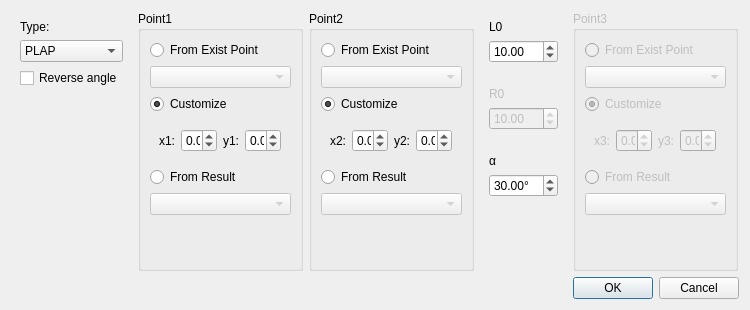
Before: the Qt Designer form core/panel/run_Triangle_Solver_edit.ui in KmolYuan/Pyslvs-UI, drawn with Qt 5.
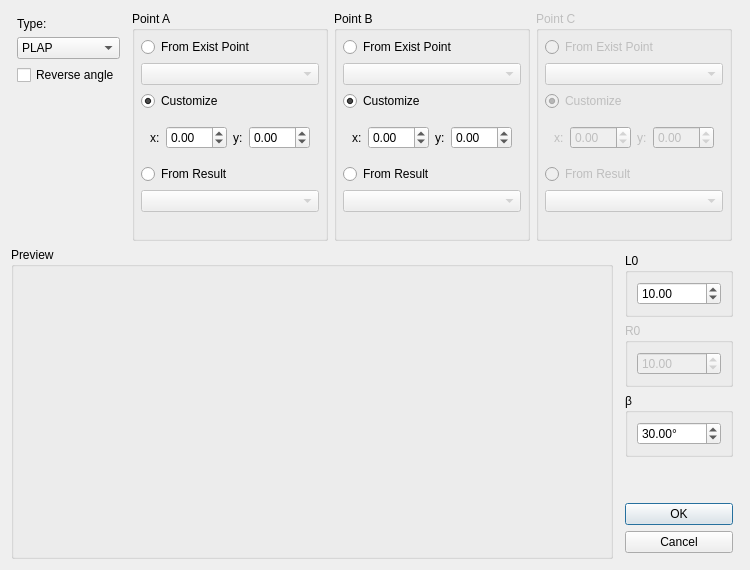
After: the same form once the commit is applied. Icons and pictures are not drawn.

Commit message: TC preview picture.

```diff
--- a/core/panel/run_Triangle_Solver_edit.ui
+++ b/core/panel/run_Triangle_Solver_edit.ui
@@ -7,19 +7,19 @@
     <x>0</x>
     <y>0</y>
     <width>750</width>
-    <height>310</height>
+    <height>570</height>
    </rect>
   </property>
   <property name="minimumSize">
    <size>
     <width>750</width>
-    <height>310</height>
+    <height>570</height>
    </size>
   </property>
   <property name="maximumSize">
    <size>
-    <width>932</width>
-    <height>310</height>
+    <width>971</width>
+    <height>570</height>
    </size>
   </property>
   <property name="windowTitle">
@@ -32,12 +32,27 @@
   <property name="modal">
    <bool>true</bool>
   </property>
-  <layout class="QVBoxLayout" name="verticalLayout_9">
+  <layout class="QVBoxLayout" name="verticalLayout_10">
    <item>
     <layout class="QHBoxLayout" name="horizontalLayout_3">
      <item>
       <widget class="QWidget" name="typePanel" native="true">
        <layout class="QVBoxLayout" name="verticalLayout_3">
+        <property name="spacing">
+         <number>6</number>
+        </property>
+        <property name="leftMargin">
+         <number>6</number>
+        </property>
+        <property name="topMargin">
+         <number>6</number>
+        </property>
+        <property name="rightMargin">
+         <number>6</number>
+        </property>
+        <property name="bottomMargin">
+         <number>6</number>
+        </property>
         <item>
          <widget class="QLabel" name="label_8">
           <property name="text">
@@ -90,9 +105,24 @@
      <item>
       <widget class="QGroupBox" name="p1Panel">
        <property name="title">
-        <string>Point1</string>
+        <string>Point A</string>
        </property>
        <layout class="QVBoxLayout" name="verticalLayout_2">
+        <property name="spacing">
+         <number>6</number>
+        </property>
+        <property name="leftMargin">
+         <number>6</number>
+        </property>
+        <property name="topMargin">
+         <number>6</number>
+        </property>
+        <property name="rightMargin">
+         <number>6</number>
+        </property>
+        <property name="bottomMargin">
+         <number>6</number>
+        </property>
         <item>
          <widget class="QRadioButton" name="p1Exist">
           <property name="text">
@@ -123,7 +153,7 @@
            <item>
             <widget class="QLabel" name="label_6">
              <property name="text">
-              <string>x1:</string>
+              <string>x:</string>
              </property>
             </widget>
            </item>
@@ -137,7 +167,7 @@
            <item>
             <widget class="QLabel" name="label_7">
              <property name="text">
-              <string>y1:</string>
+              <string>y:</string>
              </property>
             </widget>
            </item>
@@ -184,9 +214,24 @@
      <item>
       <widget class="QGroupBox" name="p2Panel">
        <property name="title">
-        <string>Point2</string>
+        <string>Point B</string>
        </property>
        <layout class="QVBoxLayout" name="verticalLayout_6">
+        <property name="spacing">
+         <number>6</number>
+        </property>
+        <property name="leftMargin">
+         <number>6</number>
+        </property>
+        <property name="topMargin">
+         <number>6</number>
+        </property>
+        <property name="rightMargin">
+         <number>6</number>
+        </property>
+        <property name="bottomMargin">
+         <number>6</number>
+        </property>
         <item>
          <widget class="QRadioButton" name="p2Exist">
           <property name="text">
@@ -217,7 +262,7 @@
            <item>
             <widget class="QLabel" name="label_10">
              <property name="text">
-              <string>x2:</string>
+              <string>x:</string>
              </property>
             </widget>
            </item>
@@ -231,7 +276,7 @@
            <item>
             <widget class="QLabel" name="label_11">
              <property name="text">
-              <string>y2:</string>
+              <string>y:</string>
              </property>
             </widget>
            </item>
@@ -275,107 +320,30 @@
        </layout>
       </widget>
      </item>
-     <item>
-      <layout class="QVBoxLayout" name="verticalLayout_7">
-       <item>
-        <widget class="QWidget" name="len1Panel" native="true">
-         <layout class="QVBoxLayout" name="verticalLayout">
-          <item>
-           <widget class="QLabel" name="label_2">
-            <property name="text">
-             <string>L0</string>
-            </property>
-           </widget>
-          </item>
-          <item>
-           <widget class="QDoubleSpinBox" name="len1">
-            <property name="minimum">
-             <double>0.010000000000000</double>
-            </property>
-            <property name="value">
-             <double>10.000000000000000</double>
-            </property>
-           </widget>
-          </item>
-         </layout>
-        </widget>
-       </item>
-       <item>
-        <widget class="QWidget" name="len2Panel" native="true">
-         <property name="enabled">
-          <bool>false</bool>
-         </property>
-         <layout class="QVBoxLayout" name="verticalLayout_5">
-          <item>
-           <widget class="QLabel" name="label_9">
-            <property name="text">
-             <string>R0</string>
-            </property>
-           </widget>
-          </item>
-          <item>
-           <widget class="QDoubleSpinBox" name="len2">
-            <property name="minimum">
-             <double>0.010000000000000</double>
-            </property>
-            <property name="value">
-             <double>10.000000000000000</double>
-            </property>
-           </widget>
-          </item>
-         </layout>
-        </widget>
-       </item>
-       <item>
-        <widget class="QWidget" name="anglePanel" native="true">
-         <layout class="QVBoxLayout" name="verticalLayout_4">
-          <item>
-           <widget class="QLabel" name="label_4">
-            <property name="text">
-             <string>α </string>
-            </property>
-           </widget>
-          </item>
-          <item>
-           <widget class="QDoubleSpinBox" name="angle">
-            <property name="suffix">
-             <string>°</string>
-            </property>
-            <property name="maximum">
-             <double>360.000000000000000</double>
-            </property>
-            <property name="value">
-             <double>30.000000000000000</double>
-            </property>
-           </widget>
-          </item>
-         </layout>
-        </widget>
-       </item>
-       <item>
-        <spacer name="verticalSpacer">
-         <property name="orientation">
-          <enum>Qt::Vertical</enum>
-         </property>
-         <property name="sizeHint" stdset="0">
-          <size>
-           <width>20</width>
-           <height>1</height>
-          </size>
-         </property>
-        </spacer>
-       </item>
-      </layout>
-     </item>
      <item>
       <widget class="QGroupBox" name="p3Panel">
        <property name="enabled">
         <bool>false</bool>
        </property>
        <property name="title">
-        <string>Point3</string>
+        <string>Point C</string>
        </property>
        <layout class="QVBoxLayout" name="verticalLayout_8">
+        <property name="spacing">
+         <number>6</number>
+        </property>
+        <property name="leftMargin">
+         <number>6</number>
+        </property>
+        <property name="topMargin">
+         <number>6</number>
+        </property>
+        <property name="rightMargin">
+         <number>6</number>
+        </property>
+        <property name="bottomMargin">
+         <number>6</number>
+        </property>
         <item>
          <widget class="QRadioButton" name="p3Exist">
           <property name="text">
@@ -406,7 +374,7 @@
            <item>
             <widget class="QLabel" name="label_13">
              <property name="text">
-              <string>x3:</string>
+              <string>x:</string>
              </property>
             </widget>
            </item>
@@ -420,7 +388,7 @@
            <item>
             <widget class="QLabel" name="label_14">
              <property name="text">
-              <string>y3:</string>
+              <string>y:</string>
              </property>
             </widget>
            </item>
@@ -482,29 +450,172 @@
    <item>
     <layout class="QHBoxLayout" name="horizontalLayout_4">
      <item>
-      <spacer name="horizontalSpacer">
-       <property name="orientation">
-        <enum>Qt::Horizontal</enum>
+      <widget class="QGroupBox" name="PreviewPanel">
+       <property name="title">
+        <string>Preview</string>
        </property>
-       <property name="sizeHint" stdset="0">
-        <size>
-         <width>40</width>
-         <height>20</height>
-        </size>
-       </property>
-      </spacer>
+       <layout class="QVBoxLayout" name="verticalLayout_9">
+        <property name="spacing">
+         <number>6</number>
+        </property>
+        <property name="leftMargin">
+         <number>6</number>
+        </property>
+        <property name="topMargin">
+         <number>6</number>
+        </property>
+        <property name="rightMargin">
+         <number>6</number>
+        </property>
+        <property name="bottomMargin">
+         <number>6</number>
+        </property>
+        <item>
+         <widget class="QLabel" name="triangleImage">
+          <property name="text">
+           <string/>
+          </property>
+         </widget>
+        </item>
+        <item>
+         <spacer name="verticalSpacer_4">
+          <property name="orientation">
+           <enum>Qt::Vertical</enum>
+          </property>
+          <property name="sizeHint" stdset="0">
+           <size>
+            <width>20</width>
+            <height>40</height>
+           </size>
+          </property>
+         </spacer>
+        </item>
+       </layout>
+      </widget>
      </item>
      <item>
-      <widget class="QDialogButtonBox" name="buttonBox">
-       <property name="sizePolicy">
-        <sizepolicy hsizetype="Fixed" vsizetype="Fixed">
-         <horstretch>0</horstretch>
-         <verstretch>0</verstretch>
-        </sizepolicy>
+      <widget class="QWidget" name="valuePanel" native="true">
+       <property name="minimumSize">
+        <size>
+         <width>120</width>
+         <height>0</height>
+        </size>
        </property>
-       <property name="standardButtons">
-        <set>QDialogButtonBox::Cancel|QDialogButtonBox::Ok</set>
+       <property name="maximumSize">
+        <size>
+         <width>120</width>
+         <height>16777215</height>
+        </size>
        </property>
+       <layout class="QVBoxLayout" name="verticalLayout_7">
+        <property name="spacing">
+         <number>6</number>
+        </property>
+        <property name="leftMargin">
+         <number>6</number>
+        </property>
+        <property name="topMargin">
+         <number>6</number>
+        </property>
+        <property name="rightMargin">
+         <number>6</number>
+        </property>
+        <property name="bottomMargin">
+         <number>6</number>
+        </property>
+        <item>
+         <widget class="QGroupBox" name="len1Panel">
+          <property name="title">
+           <string>L0</string>
+          </property>
+          <layout class="QVBoxLayout" name="verticalLayout">
+           <item>
+            <widget class="QDoubleSpinBox" name="len1">
+             <property name="minimum">
+              <double>0.010000000000000</double>
+             </property>
+             <property name="value">
+              <double>10.000000000000000</double>
+             </property>
+            </widget>
+           </item>
+          </layout>
+         </widget>
+        </item>
+        <item>
+         <widget class="QGroupBox" name="len2Panel">
+          <property name="enabled">
+           <bool>false</bool>
+          </property>
+          <property name="title">
+           <string>R0</string>
+          </property>
+          <layout class="QVBoxLayout" name="verticalLayout_5">
+           <item>
+            <widget class="QDoubleSpinBox" name="len2">
+             <property name="minimum">
+              <double>0.010000000000000</double>
+             </property>
+             <property name="value">
+              <double>10.000000000000000</double>
+             </property>
+            </widget>
+           </item>
+          </layout>
+         </widget>
+        </item>
+        <item>
+         <widget class="QGroupBox" name="anglePanel">
+          <property name="title">
+           <string>β</string>
+          </property>
+          <layout class="QVBoxLayout" name="verticalLayout_4">
+           <item>
+            <widget class="QDoubleSpinBox" name="angle">
+             <property name="suffix">
+              <string>°</string>
+             </property>
+             <property name="maximum">
+              <double>360.000000000000000</double>
+             </property>
+             <property name="value">
+              <double>30.000000000000000</double>
+             </property>
+            </widget>
+           </item>
+          </layout>
+         </widget>
+        </item>
+        <item>
+         <spacer name="verticalSpacer_5">
+          <property name="orientation">
+           <enum>Qt::Vertical</enum>
+          </property>
+          <property name="sizeHint" stdset="0">
+           <size>
+            <width>20</width>
+            <height>40</height>
+           </size>
+          </property>
+         </spacer>
+        </item>
+        <item>
+         <widget class="QDialogButtonBox" name="buttonBox">
+          <property name="sizePolicy">
+           <sizepolicy hsizetype="Expanding" vsizetype="Fixed">
+            <horstretch>0</horstretch>
+            <verstretch>0</verstretch>
+           </sizepolicy>
+          </property>
+          <property name="orientation">
+           <enum>Qt::Vertical</enum>
+          </property>
+          <property name="standardButtons">
+           <set>QDialogButtonBox::Cancel|QDialogButtonBox::Ok</set>
+          </property>
+         </widget>
+        </item>
+       </layout>
       </widget>
      </item>
     </layout>
```
Left out of the diff: 162 changed lines with no effect on the pictures. The commit also changes 35 other files.
